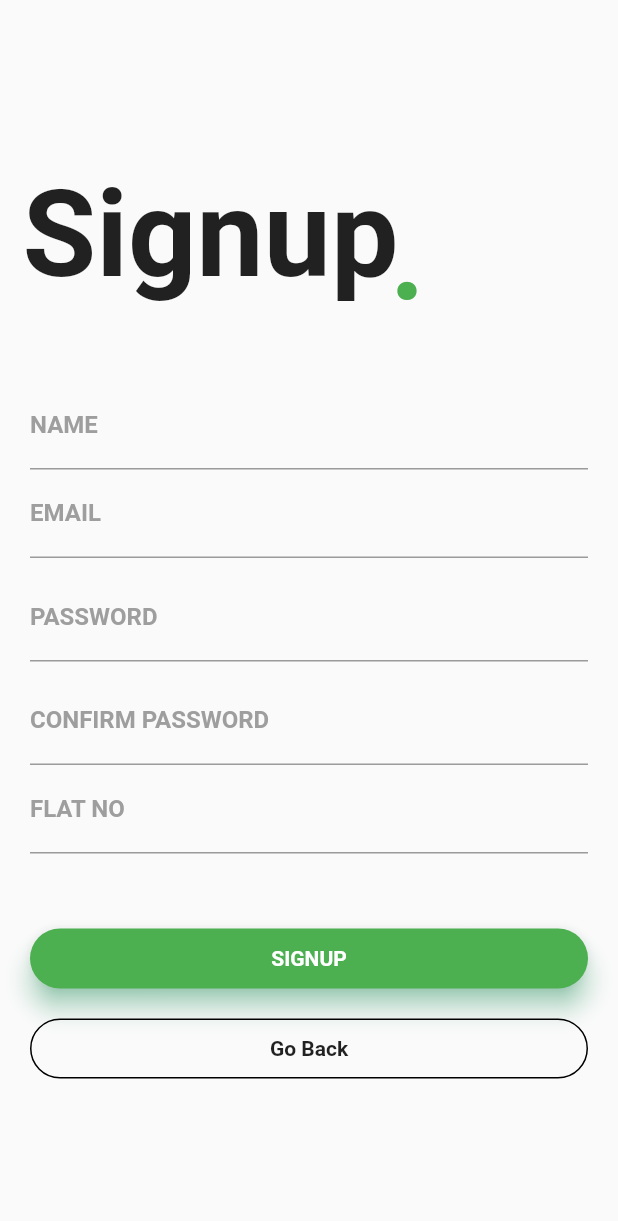
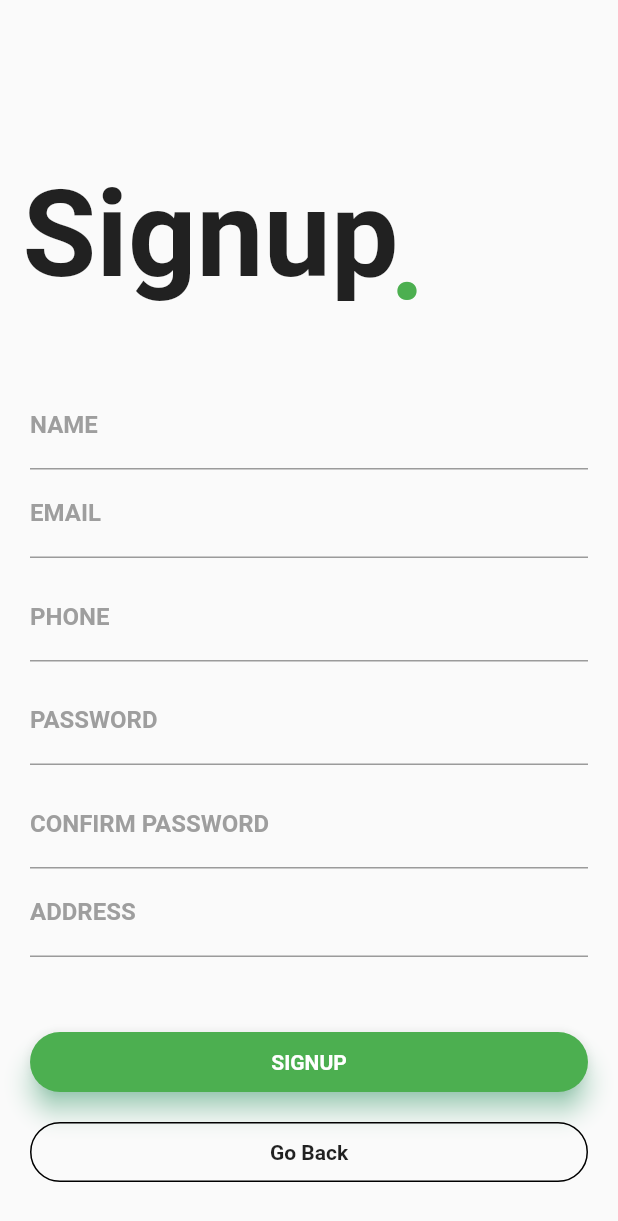
Before and after one commit to AnanthanAn/petti_kada, a Flutter app: the RegistrationScreen screen opened by its route, on a phone screen of 412 x 824 dp. Shown: the top 1221 px of the screen. Run offline on Flutter 3.47's test engine with Material 2 defaults, Android fonts, the phone set to English and light mode, and no system bars; our stand-ins replace cloud_firestore, firebase_auth, google_fonts; accounts and stored records are empty; network calls fail; Roboto replaces fonts that are missing (Montserrat).

```diff
--- a/lib/main.dart
+++ b/lib/main.dart
@@ -32,6 +32,7 @@ class MyApp extends StatelessWidget {
           routes: {
             '/': (context) => HomePage(),
             LoginPage.routeName: (context) => LoginPage(),
+            HomePage.routeName : (context) => HomePage(),
             RegistrationScreen.routeName: (context) => RegistrationScreen(),
             ProductsScreen.routeName: (context) => ProductsScreen(),
             CartScreen.routeName: (context) => CartScreen(),
--- a/lib/screens/cart_screen.dart
+++ b/lib/screens/cart_screen.dart
@@ -1,7 +1,7 @@
 import 'package:flutter/material.dart';
 import 'package:petti_kada/constants/constants.dart';
 import 'package:petti_kada/providers/cart_provider.dart';
-import 'package:petti_kada/providers/products_provider.dart';
+import 'package:petti_kada/screens/login_screen.dart';
 import 'package:provider/provider.dart';
 
 class CartScreen extends StatelessWidget {
@@ -16,7 +16,7 @@ class CartScreen extends StatelessWidget {
           Chip(label: Text(cart.totalAmount.toString())),
           RaisedButton(child: Text('Click'),onPressed: (){
             print(DateTime.now().toIso8601String());
-            ProductsProvider().fetchAndSetProducts();
+            Navigator.pushNamed(context, LoginPage.routeName);
           }),
           Expanded(
             child: ListView.builder(
--- a/lib/screens/registration_screen.dart
+++ b/lib/screens/registration_screen.dart
@@ -10,10 +10,11 @@ class RegistrationScreen extends StatefulWidget {
 
 class _RegistrationScreenState extends State<RegistrationScreen> {
   String _email;
+  String _phone;
   String _password;
   String _confirmPassword;
   String _name;
-  String _flatNo;
+  String _address;
 
   @override
   Widget build(BuildContext context) {
@@ -79,6 +80,18 @@ class _RegistrationScreenState extends State<RegistrationScreen> {
                       ),
                       SizedBox(height: 10.0),
                       TextField(
+                        onChanged: (value) {
+                          _phone = value;
+                        },
+                        decoration: InputDecoration(
+                            labelText: 'PHONE',
+                            labelStyle: kTextFieldLabelStyle,
+                            focusedBorder: UnderlineInputBorder(
+                                borderSide: BorderSide(color: Colors.green))),
+                        keyboardType: TextInputType.phone,
+                      ),
+                      SizedBox(height: 10.0),
+                      TextField(
                         decoration: InputDecoration(
                           labelText: 'PASSWORD ',
                           labelStyle: kTextFieldLabelStyle,
@@ -102,7 +115,7 @@ class _RegistrationScreenState extends State<RegistrationScreen> {
                       ),
                       TextField(
                         decoration: InputDecoration(
-                          labelText: 'FLAT NO',
+                          labelText: 'ADDRESS',
                           labelStyle: kTextFieldLabelStyle,
                           // hintText: 'EMAIL',
                           // hintStyle: ,
@@ -111,7 +124,7 @@ class _RegistrationScreenState extends State<RegistrationScreen> {
                           ),
                         ),
                         onChanged: (value) {
-                          _flatNo = value;
+                          _address = value;
                         },
                       ),
                       SizedBox(height: 50.0),
--- a/pubspec.yaml
+++ b/pubspec.yaml
@@ -12,6 +12,7 @@ dependencies:
   provider: ^4.3.1
   google_fonts: ^1.1.0
   cloud_firestore: ^0.13.7
+  firebase_auth: ^0.16.1
 
 dev_dependencies:
   flutter_test:
```
Also changed, not shown: lib/screens/login_screen.dart (+26 -11 lines), pubspec.lock.
